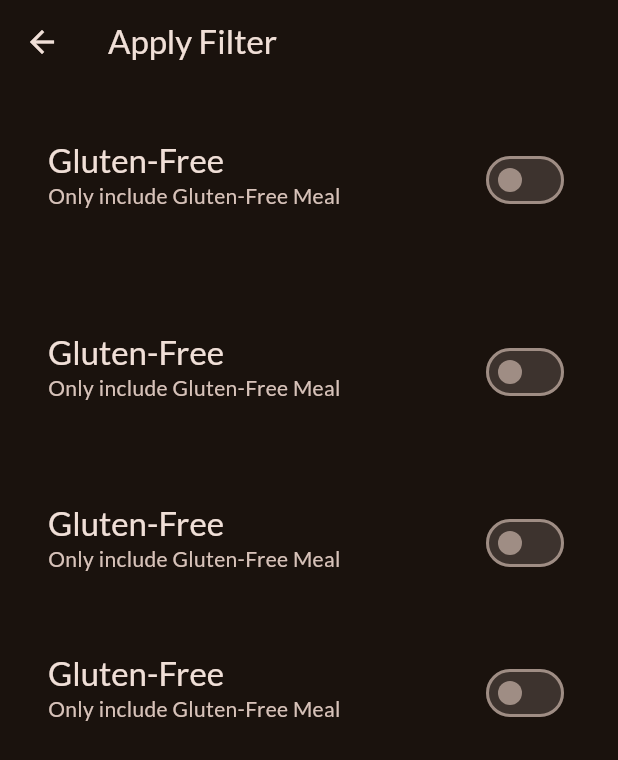
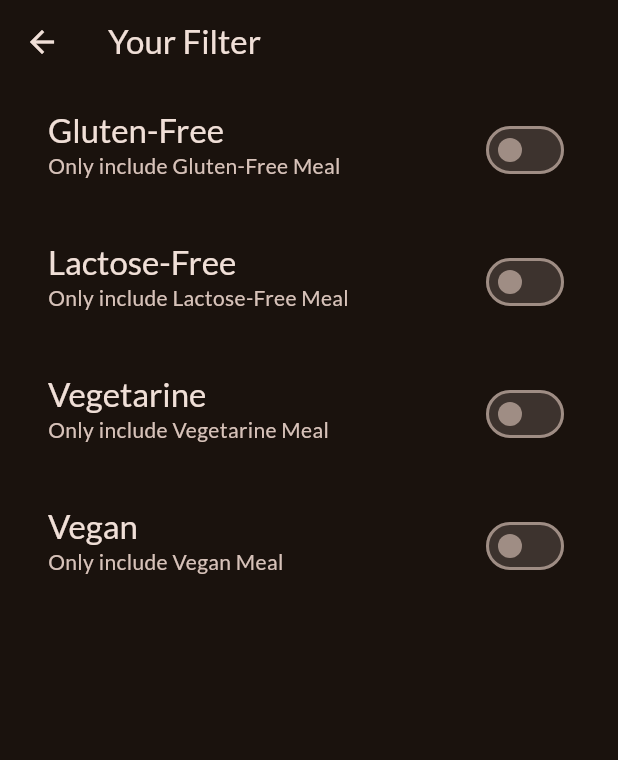
Before and after one commit to Gul-Is-Here/Flutter-Deep-Revision, a Flutter app: the FilterScreen screen opened directly, on a phone screen of 412 x 824 dp. Shown: the top 760 px of the screen. Run offline on Flutter 3.47's test engine with Material 3 defaults, Android fonts, the phone set to English and light mode, and no system bars; our stand-ins replace google_fonts, transparent_image.

Commit message:
'Meal App Complete'

```diff
--- a/lib/main.dart
+++ b/lib/main.dart
@@ -1,7 +1,7 @@
 import 'package:flutter/material.dart';
 
 import 'package:google_fonts/google_fonts.dart';
-import 'package:meals_app/screens/categories_screen.dart';
+
 import 'package:meals_app/screens/tabs.dart';
 
 final theme = ThemeData(
--- a/lib/screens/filter_screen.dart
+++ b/lib/screens/filter_screen.dart
@@ -1,6 +1,6 @@
 import 'package:flutter/material.dart';
 
-enum Filter { glutenFree, lactoseFree, vegetarian, vegan }
+enum Filter { glutenFree, lactoseFree, vegetarian, vegan, glutenFre }
 
 class FilterScreen extends StatefulWidget {
   const FilterScreen({super.key});
@@ -18,9 +18,20 @@ class _FilterScreenState extends State<FilterScreen> {
   Widget build(BuildContext context) {
     return Scaffold(
       appBar: AppBar(
-        title: const Text("Apply Filter"),
+        title: const Text("Your Filter"),
       ),
-      body: Column(
+      body: PopScope(
+        canPop: false,
+        onPopInvoked: (bool didPop) {
+          if (didPop) return;
+          Navigator.of(context).pop({
+            Filter.glutenFree: glutenFreeFilterSet,
+            Filter.lactoseFree: lactoseFreeFilterSet,
+            Filter.vegetarian: vegetarinaFilterSet,
+            Filter.vegan: veganFilterSet,
+          });
+        },
+        child: Column(
           children: [
             SwitchListTile(
               value: glutenFreeFilterSet,
@@ -37,60 +48,61 @@ class _FilterScreenState extends State<FilterScreen> {
               ),
               subtitle: const Text('Only include Gluten-Free Meal'),
               contentPadding:
-                const EdgeInsets.symmetric(horizontal: 32, vertical: 28),
+                  const EdgeInsets.symmetric(horizontal: 32, vertical: 8),
             ),
             SwitchListTile(
-            value: glutenFreeFilterSet,
+              value: lactoseFreeFilterSet,
               onChanged: (isChecked) {
                 setState(() {
-                glutenFreeFilterSet = isChecked;
+                  lactoseFreeFilterSet = isChecked;
                 });
               },
               title: Text(
-              'Gluten-Free',
+                'Lactose-Free',
                 style: Theme.of(context).textTheme.titleLarge!.copyWith(
                       color: Theme.of(context).colorScheme.onBackground,
                     ),
               ),
-            subtitle: const Text('Only include Gluten-Free Meal'),
+              subtitle: const Text('Only include Lactose-Free Meal'),
               contentPadding:
-                const EdgeInsets.symmetric(horizontal: 32, vertical: 28),
+                  const EdgeInsets.symmetric(horizontal: 32, vertical: 8),
             ),
             SwitchListTile(
-            value: glutenFreeFilterSet,
+              value: vegetarinaFilterSet,
               onChanged: (isChecked) {
                 setState(() {
-                glutenFreeFilterSet = isChecked;
+                  vegetarinaFilterSet = isChecked;
                 });
               },
               title: Text(
-              'Gluten-Free',
+                'Vegetarine',
                 style: Theme.of(context).textTheme.titleLarge!.copyWith(
                       color: Theme.of(context).colorScheme.onBackground,
                     ),
               ),
-            subtitle: const Text('Only include Gluten-Free Meal'),
+              subtitle: const Text('Only include Vegetarine Meal'),
               contentPadding:
-                const EdgeInsets.symmetric(horizontal: 32, vertical: 14),
+                  const EdgeInsets.symmetric(horizontal: 32, vertical: 8),
             ),
             SwitchListTile(
-            value: glutenFreeFilterSet,
+              value: veganFilterSet,
               onChanged: (isChecked) {
                 setState(() {
-                glutenFreeFilterSet = isChecked;
+                  veganFilterSet = isChecked;
                 });
               },
               title: Text(
-              'Gluten-Free',
+                'Vegan',
                 style: Theme.of(context).textTheme.titleLarge!.copyWith(
                       color: Theme.of(context).colorScheme.onBackground,
                     ),
               ),
-            subtitle: const Text('Only include Gluten-Free Meal'),
+              subtitle: const Text('Only include Vegan Meal'),
               contentPadding:
-                const EdgeInsets.symmetric(horizontal: 32, vertical: 14),
+                  const EdgeInsets.symmetric(horizontal: 32, vertical: 8),
             )
           ],
+        ),
       ),
     );
   }
```
Also changed, not shown: lib/screens/categories.dart (added, +57 -0 lines), lib/screens/categories_screen.dart (deleted, +0 -42 lines), lib/screens/filters.dart (added, +166 -0 lines), lib/screens/meal_detail_screen.dart (deleted, +0 -69 lines), lib/screens/meal_details.dart (added, +78 -0 lines), lib/screens/meals.dart (+4 -3 lines), lib/screens/tabs.dart (+38 -6 lines). Lines whose indentation alone changed are shown as unchanged.
